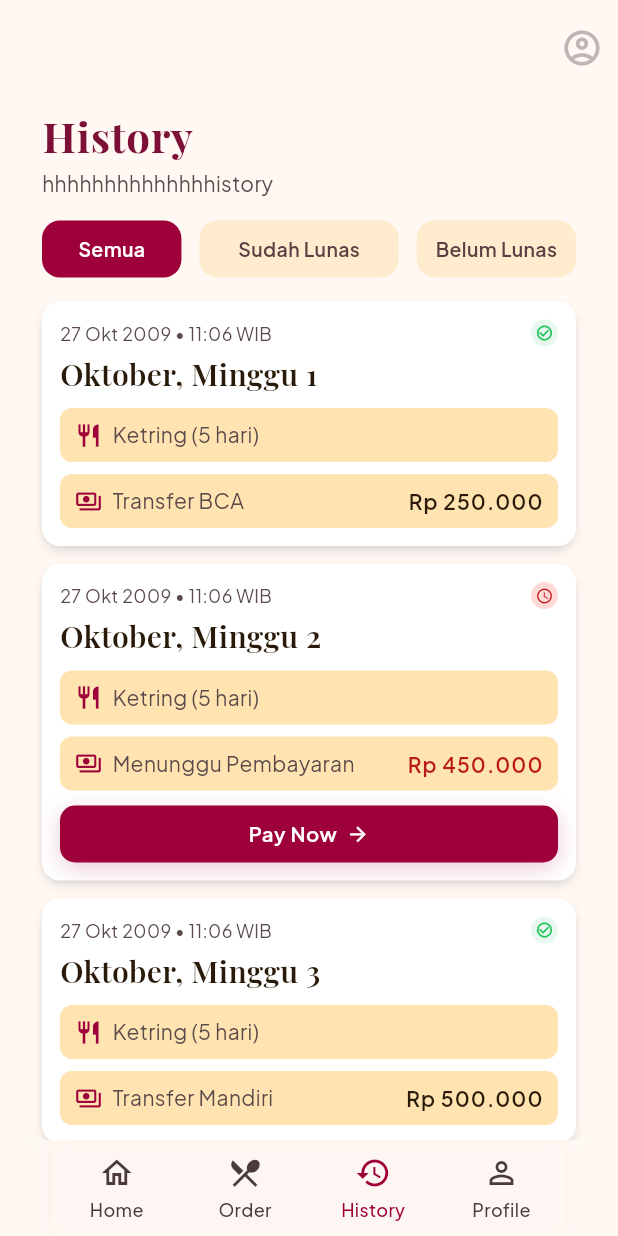
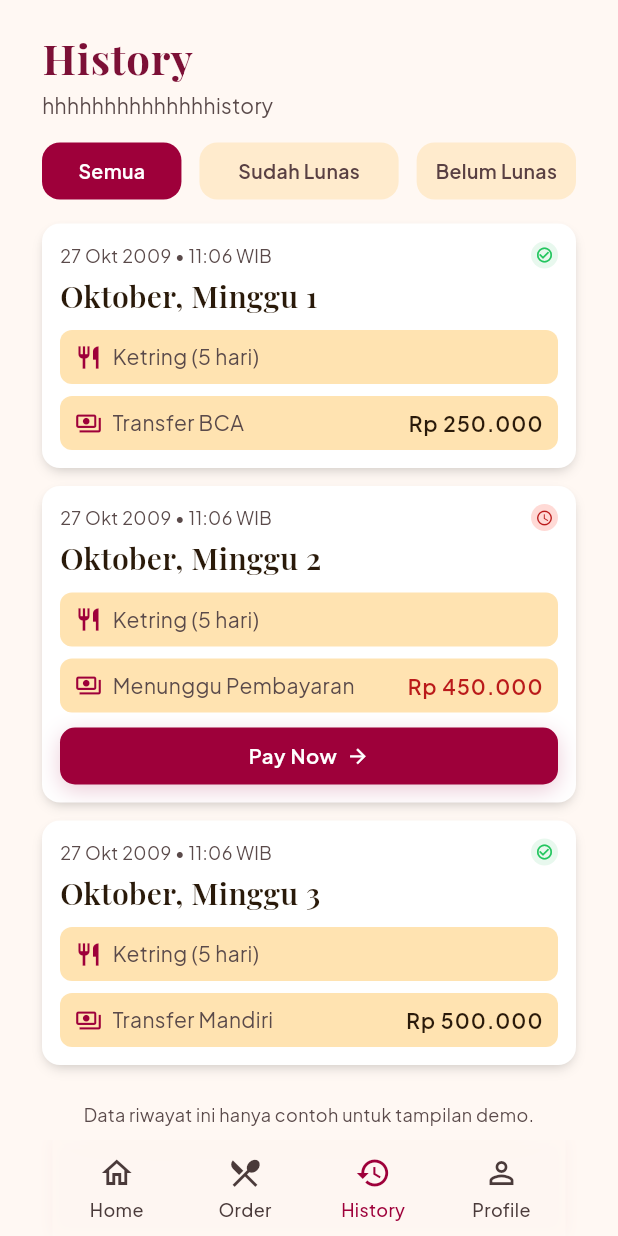
Before and after one commit to Humiiu/dc_multiplatforms, a Flutter app: the HistoryPage screen opened by its route, on a phone screen of 412 x 824 dp. Run offline on Flutter 3.47's test engine with Material 3 defaults, Android fonts, the light colour scheme and no system bars; our stand-ins replace firebase_auth, firebase_core, firebase_database, firebase_storage, flutter_riverpod, go_router and 2 more; accounts and stored records are empty.

Commit message:
hapus header profile di order dan history

```diff
--- a/lib/ui/history_page.dart
+++ b/lib/ui/history_page.dart
@@ -28,12 +28,8 @@ class _HistoryPageState extends ConsumerState<HistoryPage> {
     return Scaffold(
       body: SafeArea(
         bottom: false,
-        child: Column(
-          children: [
-            const DemoTopBar(),
-            Expanded(
-              child: ListView(
-                padding: const EdgeInsets.fromLTRB(28, 8, 28, 24),
+        child: ListView(
+          padding: const EdgeInsets.fromLTRB(28, 20, 28, 24),
                 children: [
                   Text(
                     'History',
@@ -88,9 +84,6 @@ class _HistoryPageState extends ConsumerState<HistoryPage> {
                   ),
                 ],
               ),
-            ),
-          ],
-        ),
       ),
     );
   }
```
Also changed, not shown: lib/ui/order_page.dart (+2 -9 lines), 3 other files.
